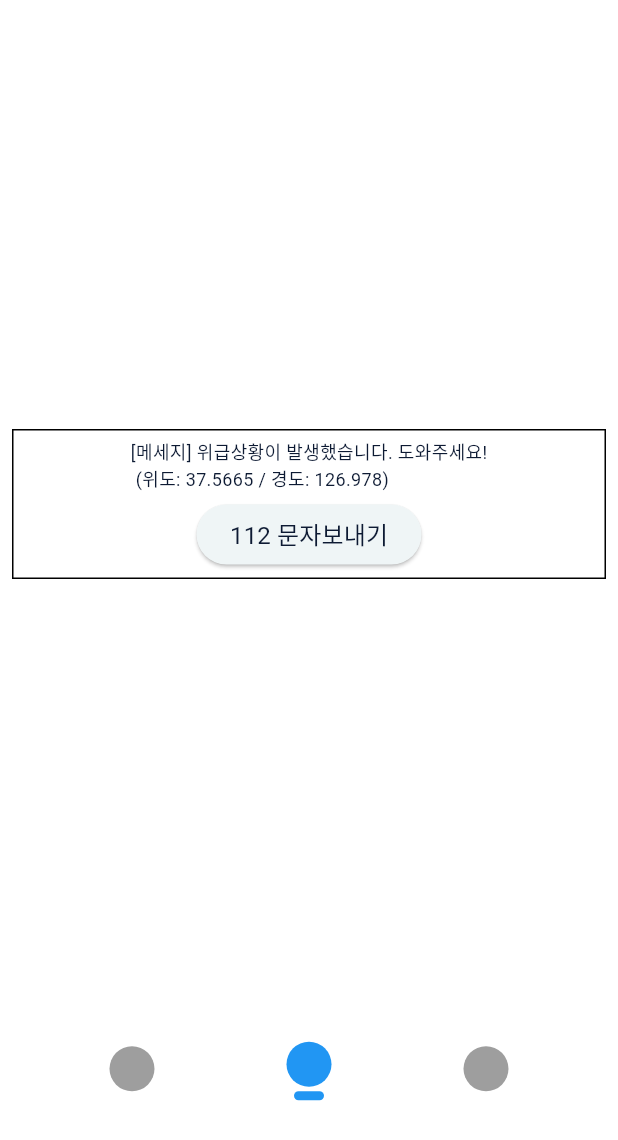
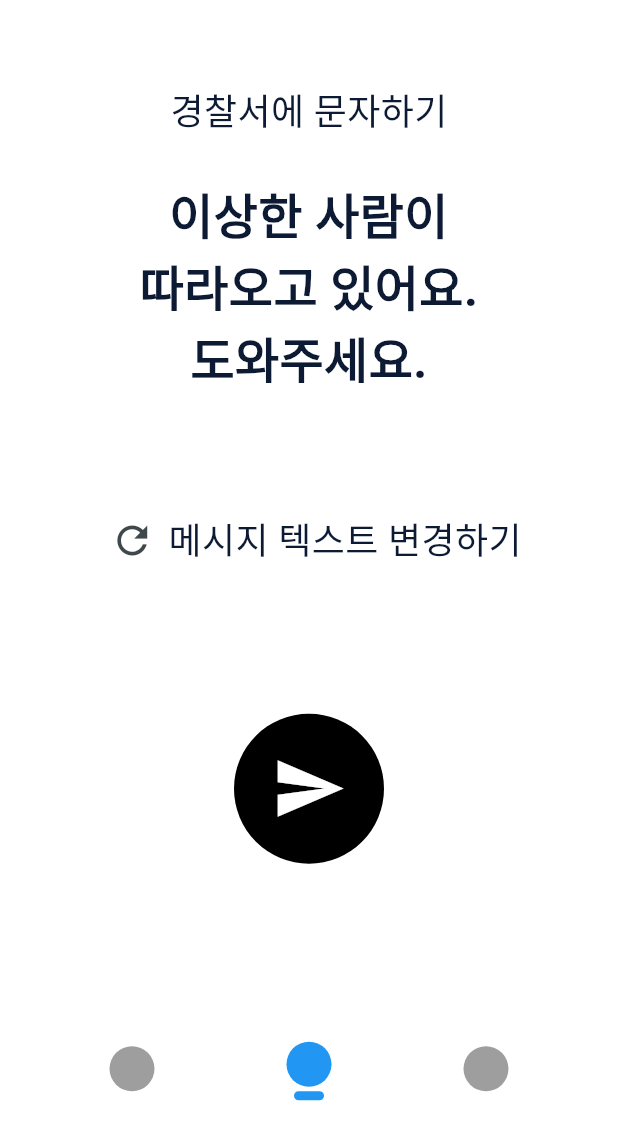
Before and after one commit to blueberry-team/blueberry_voice, a Flutter app: the TopScreen screen opened by its route, item 2 of the bottom bar chosen, on a phone screen of 412 x 824 dp. Shown: the top 1140 px of the screen. Run offline on Flutter 3.47's test engine with Material 3 defaults, Android fonts, the phone set to English and light mode, and no system bars; our stand-ins replace carousel_slider, cloud_firestore, firebase_auth, firebase_core, firebase_crashlytics, firebase_messaging and 15 more; missing offline and left inert: flutter_custom_page_steps_indication; accounts and stored records are empty; generated files the repository leaves out were written again.

Commit message:
fix sendMessageScreen (#13)

```diff
--- a/lib/core/TopScreen.dart
+++ b/lib/core/TopScreen.dart
@@ -1,5 +1,6 @@
 import 'package:blueberry_flutter_template/feature/map/PoliceMapScreen.dart';
 import 'package:blueberry_flutter_template/feature/mypage/MyPageScreen.dart';
+import 'package:blueberry_flutter_template/feature/send/SendMessageScreen.dart';
 import 'package:blueberry_flutter_template/feature/voiceOutput/VoiceOutputScreen.dart';
 import 'package:flutter/material.dart';
 import 'package:flutter_riverpod/flutter_riverpod.dart';
@@ -23,8 +24,8 @@ class TopScreen extends ConsumerWidget {
     final selectedIndex = ref.watch(selectedIndexProvider);
 
     final List<Widget> pages = [
-      VoiceOutputScreen(),
-      const PoliceMapScreen(),
+      const VoiceOutputScreen(),
+      const SendMessageScreen(),
       const MyPageScreen(),
     ];
 
--- a/lib/feature/map/PoliceMapScreen.dart
+++ b/lib/feature/map/PoliceMapScreen.dart
@@ -1,85 +1,85 @@
-import 'dart:async';
-
-import 'package:blueberry_flutter_template/feature/map/provider/LocationProvider.dart';
-import 'package:blueberry_flutter_template/feature/map/provider/PermissionProvider.dart';
-import 'package:blueberry_flutter_template/feature/map/provider/PoliceStationProvider.dart';
-import 'package:blueberry_flutter_template/feature/map/widget/SendMessageWidget.dart';
-import 'package:flutter/material.dart';
-import 'package:flutter_riverpod/flutter_riverpod.dart';
-import 'package:google_maps_flutter/google_maps_flutter.dart';
-
-class PoliceMapScreen extends ConsumerStatefulWidget {
-  const PoliceMapScreen({super.key});
-
-  @override
-  _PoliceMapScreenState createState() => _PoliceMapScreenState();
-}
-
-class _PoliceMapScreenState extends ConsumerState<PoliceMapScreen> {
-  final Completer<GoogleMapController> _googleMapControllerCompleter =
-      Completer<GoogleMapController>();
-
-  @override
-  void didChangeDependencies() {
-    super.didChangeDependencies();
-    _checkPermission();
-  }
-
-  Future<void> _checkPermission() async {
-    await ref.read(permissionProvider.notifier).checkPermission();
-  }
-
-  @override
-  Widget build(BuildContext context) {
-    final permissionStatus = ref.watch(permissionProvider);
-    final locationState = ref.watch(locationProvider);
-    final policeStationsAsyncValue =
-        ref.watch(policeStationsProvider(locationState));
-
-    return Scaffold(
-      body: () {
-        if (permissionStatus == LocationPermissionStatus.initial) {
-          return const Center(child: CircularProgressIndicator());
-        } else if (permissionStatus == LocationPermissionStatus.granted) {
-          return SafeArea(
-            child: Padding(
-              padding: const EdgeInsets.all(8.0),
-              child: Column(
-                mainAxisAlignment: MainAxisAlignment.center,
-                children: [
-                  // Expanded(
-                  //   child: policeStationsAsyncValue.when(
-                  //     data: (policeStations) => GoogleMapWidget(
-                  //       googleMapControllerCompleter:
-                  //           _googleMapControllerCompleter,
-                  //       locationState: locationState,
-                  //       policeStationsAsyncValue: policeStationsAsyncValue,
-                  //     ),
-                  //     loading: () =>
-                  //         const Center(child: CircularProgressIndicator()),
-                  //     error: (error, stack) =>
-                  //         Center(child: Text('Error: $error')),
-                  //   ),
-                  // ),
-                  const SizedBox(height: 8),
-                  // Expanded(
-                  //   child: PoliceStationListWidget(
-                  //     googleMapControllerCompleter:
-                  //         _googleMapControllerCompleter,
-                  //     locationState: locationState,
-                  //     policeStationsAsyncValue: policeStationsAsyncValue,
-                  //   ),
-                  // ),
-                  Center(child: SendMessage(locationState: locationState)),
-                ],
-              ),
-            ),
-          );
-        }
-        // else {
-        //   return PermissionDeniedWidget(permissionStatus: permissionStatus);
-        // }
-      }(),
-    );
-  }
-}
+// import 'dart:async';
+//
+// import 'package:blueberry_flutter_template/feature/map/provider/LocationProvider.dart';
+// import 'package:blueberry_flutter_template/feature/map/provider/PermissionProvider.dart';
+// import 'package:blueberry_flutter_template/feature/map/provider/PoliceStationProvider.dart';
+// import 'package:blueberry_flutter_template/feature/map/widget/GoogleMapWidget.dart';
+// import 'package:blueberry_flutter_template/feature/map/widget/PoliceStationListWidget.dart';
+// import 'package:flutter/material.dart';
+// import 'package:flutter_riverpod/flutter_riverpod.dart';
+// import 'package:google_maps_flutter/google_maps_flutter.dart';
+//
+// class PoliceMapScreen extends ConsumerStatefulWidget {
+//   const PoliceMapScreen({super.key});
+//
+//   @override
+//   _PoliceMapScreenState createState() => _PoliceMapScreenState();
+// }
+//
+// class _PoliceMapScreenState extends ConsumerState<PoliceMapScreen> {
+//   final Completer<GoogleMapController> _googleMapControllerCompleter =
+//       Completer<GoogleMapController>();
+//
+//   @override
+//   void didChangeDependencies() {
+//     super.didChangeDependencies();
+//     _checkPermission();
+//   }
+//
+//   Future<void> _checkPermission() async {
+//     await ref.read(permissionProvider.notifier).checkPermission();
+//   }
+//
+//   @override
+//   Widget build(BuildContext context) {
+//     final permissionStatus = ref.watch(permissionProvider);
+//     final locationState = ref.watch(locationProvider);
+//     final policeStationsAsyncValue =
+//         ref.watch(policeStationsProvider(locationState));
+//
+//     return Scaffold(
+//       body: () {
+//         if (permissionStatus == LocationPermissionStatus.initial) {
+//           return const Center(child: CircularProgressIndicator());
+//         } else if (permissionStatus == LocationPermissionStatus.granted) {
+//           return SafeArea(
+//             child: Padding(
+//               padding: const EdgeInsets.all(8.0),
+//               child: Column(
+//                 mainAxisAlignment: MainAxisAlignment.center,
+//                 children: [
+//                   Expanded(
+//                     child: policeStationsAsyncValue.when(
+//                       data: (policeStations) => GoogleMapWidget(
+//                         googleMapControllerCompleter:
+//                             _googleMapControllerCompleter,
+//                         locationState: locationState,
+//                         policeStationsAsyncValue: policeStationsAsyncValue,
+//                       ),
+//                       loading: () =>
+//                           const Center(child: CircularProgressIndicator()),
+//                       error: (error, stack) =>
+//                           Center(child: Text('Error: $error')),
+//                     ),
+//                   ),
+//                   const SizedBox(height: 8),
+//                   Expanded(
+//                     child: PoliceStationListWidget(
+//                       googleMapControllerCompleter:
+//                           _googleMapControllerCompleter,
+//                       locationState: locationState,
+//                       policeStationsAsyncValue: policeStationsAsyncValue,
+//                     ),
+//                   ),
+//                 ],
+//               ),
+//             ),
+//           );
+//         }
+//         // else {
+//         //   return PermissionDeniedWidget(permissionStatus: permissionStatus);
+//         // }
+//       }(),
+//     );
+//   }
+// }
--- a/lib/feature/map/widget/SendMessageWidget.dart
+++ /dev/null
@@ -1,58 +0,0 @@
-import 'package:blueberry_flutter_template/utils/AppStrings.dart';
-import 'package:flutter/material.dart';
-import 'package:google_maps_flutter/google_maps_flutter.dart';
-import 'package:url_launcher/url_launcher.dart';
-
-class SendMessage extends StatelessWidget {
-  final LatLng locationState;
-
-  const SendMessage({
-    super.key,
-    required this.locationState,
-  });
-
-  @override
-  Widget build(BuildContext context) {
-    final String message =
-        '[메세지] 위급상황이 발생했습니다. 도와주세요!\n (위도: ${locationState.latitude} / 경도: ${locationState.longitude})';
-
-    return Container(
-      height: 100,
-      width: double.infinity,
-      decoration: BoxDecoration(
-        border: Border.all(width: 1),
-      ),
-      child: Column(
-        mainAxisAlignment: MainAxisAlignment.spaceEvenly,
-        children: [
-          Text(message),
-          ElevatedButton(
-            onPressed: () async {
-              final Uri smsUri = Uri(
-                scheme: 'sms',
-                path: '112',
-                queryParameters: <String, String>{
-                  'body': message,
-                },
-              );
-
-              if (await canLaunchUrl(smsUri)) {
-                await launchUrl(smsUri);
-              } else {
-                showDialog(
-                  context: context,
-                  builder: (BuildContext context) {
-                    return const AlertDialog(
-                      content: Text(AppStrings.errorMessage_sendFailed),
-                    );
-                  },
-                );
-              }
-            },
-            child: const Text(AppStrings.button_sendMessage),
-          ),
-        ],
-      ),
-    );
-  }
-}
--- /dev/null
+++ b/lib/feature/send/SendMessageScreen.dart
@@ -0,0 +1,42 @@
+import 'package:blueberry_flutter_template/feature/send/widget/SendMessageButton.dart';
+import 'package:blueberry_flutter_template/feature/send/widget/SendMessagePreview.dart';
+import 'package:blueberry_flutter_template/feature/send/widget/SendMessagePreviewChangeButton.dart';
+import 'package:blueberry_flutter_template/utils/AppTextStyle.dart';
+import 'package:flutter/material.dart';
+
+class SendMessageScreen extends StatelessWidget {
+  const SendMessageScreen({super.key});
+
+  @override
+  Widget build(BuildContext context) {
+    return Scaffold(
+      appBar: AppBar(),
+      body: const Center(
+        child: Column(
+          mainAxisAlignment: MainAxisAlignment.center,
+          children: [
+            Expanded(flex: 1, child: SendMessageTitleText()),
+            Expanded(flex: 4, child: SendMessagePreview()),
+            Expanded(flex: 1, child: SendMessagePreviewChangeButton()),
+            Expanded(
+              flex: 5,
+              child: SendMessageButton(),
+            )
+          ],
+        ),
+      ),
+    );
+  }
+}
+
+class SendMessageTitleText extends StatelessWidget {
+  const SendMessageTitleText({super.key});
+
+  @override
+  Widget build(BuildContext context) {
+    return const Text(
+      '경찰서에 문자하기',
+      style: black24TextStyle,
+    );
+  }
+}
--- /dev/null
+++ b/lib/feature/send/provider/messageIndexProvider.dart
@@ -0,0 +1,20 @@
+import 'package:flutter_riverpod/flutter_riverpod.dart';
+
+class MessageIndexNotifier extends StateNotifier<int> {
+  MessageIndexNotifier() : super(0);
+
+  void changeIndex() {
+    state = (state + 1) % messages.length;
+  }
+}
+
+final messageIndexProvider =
+    StateNotifierProvider<MessageIndexNotifier, int>((ref) {
+  return MessageIndexNotifier();
+});
+
+final messages = [
+  '이상한 사람이\n따라오고 있어요.\n도와주세요.',
+  '수상한 사람이 있어요 \n도와주세요.',
+  '취해서 난동을 부리는 사람이 있어요 \n도와주세요.'
+];
--- /dev/null
+++ b/lib/feature/send/widget/SendMessageButton.dart
@@ -0,0 +1,49 @@
+import 'package:blueberry_flutter_template/feature/send/provider/messageIndexProvider.dart';
+import 'package:blueberry_flutter_template/utils/AppStrings.dart';
+import 'package:flutter/material.dart';
+import 'package:flutter_riverpod/flutter_riverpod.dart';
+import 'package:url_launcher/url_launcher.dart';
+
+class SendMessageButton extends ConsumerWidget {
+  const SendMessageButton({super.key});
+
+  @override
+  Widget build(BuildContext context, WidgetRef ref) {
+    final index = ref.watch(messageIndexProvider);
+    return CircleAvatar(
+      backgroundColor: Colors.black,
+      radius: 50,
+      child: IconButton(
+        onPressed: () async {
+          final Uri smsUri = Uri(
+            scheme: 'sms',
+            path: '112',
+            queryParameters: <String, String>{
+              'body': messages[index],
+            },
+          );
+
+          if (await canLaunchUrl(smsUri)) {
+            await launchUrl(smsUri);
+          } else {
+            showDialog(
+              context: context,
+              builder: (BuildContext context) {
+                return const AlertDialog(
+                  content: Text(AppStrings.errorMessage_sendFailed),
+                );
+              },
+            );
+          }
+        },
+        icon: const Icon(Icons.send),
+        // 마이크 아이콘
+        iconSize: 50,
+        // 아이콘 크기
+        color: Colors.white,
+        // 아이콘 색상
+        splashRadius: 30, // 클릭 반경
+      ),
+    );
+  }
+}
--- /dev/null
+++ b/lib/feature/send/widget/SendMessagePreview.dart
@@ -0,0 +1,34 @@
+import 'package:blueberry_flutter_template/feature/send/provider/messageIndexProvider.dart';
+import 'package:flutter/material.dart';
+import 'package:flutter_riverpod/flutter_riverpod.dart';
+
+class SendMessagePreview extends ConsumerWidget {
+  const SendMessagePreview({super.key});
+
+  @override
+  Widget build(BuildContext context, WidgetRef ref) {
+    final index = ref.watch(messageIndexProvider);
+    final notifier = ref.watch(messageIndexProvider.notifier);
+    // 카테고리 데이터를 리스트로 정의
+    return Padding(
+      padding: const EdgeInsets.symmetric(horizontal: 60.0),
+      child: Center(
+        child: Column(
+          mainAxisSize: MainAxisSize.min,
+          children: [
+            Text(
+              messages[index],
+              textAlign: TextAlign.center,
+              style: TextStyle(
+                fontSize: 32.0,
+                fontWeight: FontWeight.bold,
+              ),
+            ),
+            SizedBox(height: 60),
+
+          ],
+        ),
+      ),
+    );
+  }
+}
--- /dev/null
+++ b/lib/feature/send/widget/SendMessagePreviewChangeButton.dart
@@ -0,0 +1,25 @@
+import 'package:blueberry_flutter_template/feature/send/provider/messageIndexProvider.dart';
+import 'package:flutter/material.dart';
+import 'package:flutter_riverpod/flutter_riverpod.dart';
+
+class SendMessagePreviewChangeButton extends ConsumerWidget {
+  const SendMessagePreviewChangeButton({super.key});
+
+  @override
+  Widget build(BuildContext context, WidgetRef ref) {
+    final notifier = ref.watch(messageIndexProvider.notifier);
+    return Row(
+      mainAxisAlignment: MainAxisAlignment.center,
+      children: [
+        IconButton(
+          icon: const Icon(Icons.refresh, size: 30.0),
+          onPressed: () {
+            notifier.changeIndex();
+            // 텍스트 변경
+          },
+        ),
+        Text('메시지 텍스트 변경하기', style: TextStyle(fontSize: 24.0)),
+      ],
+    );
+  }
+}
```
